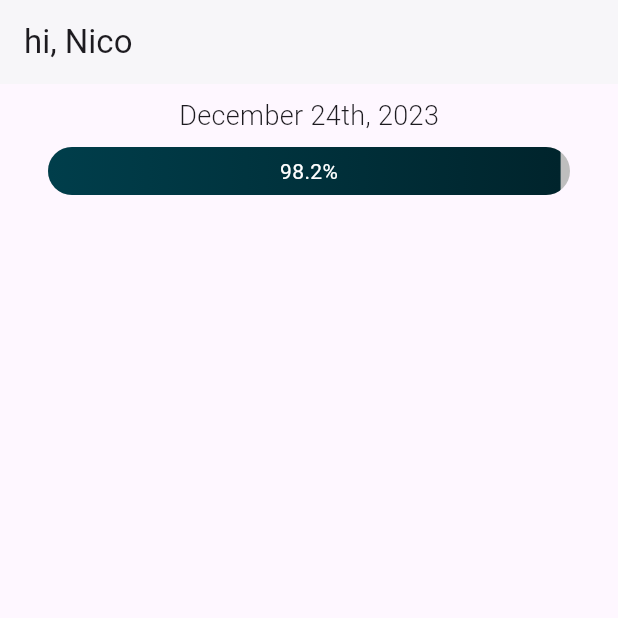
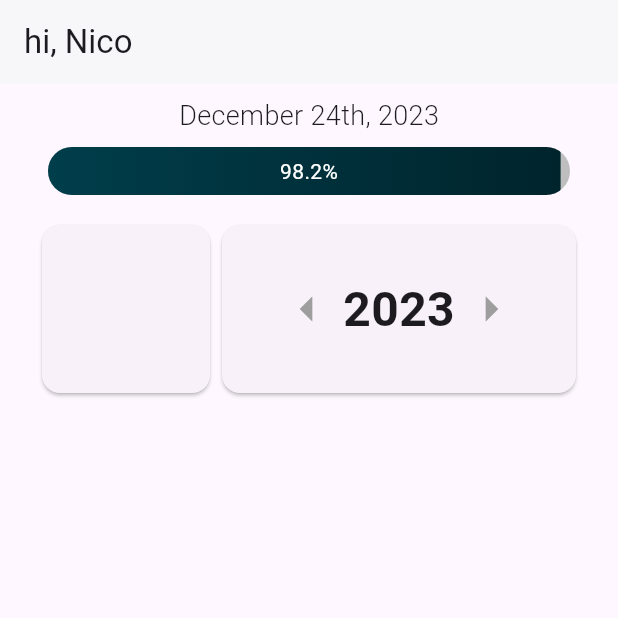
Before and after one commit to nicoovillarr/trgtz, a Flutter app: the screen it shows after launch, on a phone screen of 412 x 824 dp, the top half of it. Run offline on Flutter 3.47's test engine with Material 3 defaults, Android fonts, the phone set to English and light mode, and no system bars; our stand-ins replace flutter_redux, redux.

Commit message:
[#5] Add year selector card and don't use state for the progress bar date

```diff
--- a/mobile/lib/screens/home/home_screen.dart
+++ b/mobile/lib/screens/home/home_screen.dart
@@ -27,18 +27,25 @@ class _HomeScreenState extends State<HomeScreen> {
       );
 
   Widget _buildBody() => SingleChildScrollView(
-        child: Wrap(
-          direction: Axis.vertical,
+        child: Column(
           children: _buildRows(),
         ),
       );
 
   List<Widget> _buildRows() => [
-        _buildProgressBar(),
+        _buildProgressBar(DateTime.now()),
+        Padding(
+          padding: const EdgeInsets.symmetric(horizontal: 24.0),
+          child: Row(
+            children: [
+              _buildPieCard(),
+              _buildYearSelectorCard(),
+            ],
+          ),
+        ),
       ];
 
-  Widget _buildProgressBar() => StoreConnector<AppState, DateTime>(
-        builder: (ctx, date) => Column(children: [
+  Widget _buildProgressBar(DateTime date) => Column(children: [
         Padding(
           padding: const EdgeInsets.symmetric(vertical: 8.0),
           child: Text(
@@ -51,7 +58,59 @@ class _HomeScreenState extends State<HomeScreen> {
         ),
         ProgressBar(date: date),
         const SizedBox(height: 16.0),
-        ]),
+      ]);
+
+  Widget _buildPieCard() => const SizedBox(
+        width: 120,
+        height: 120,
+        child: Card(),
+      );
+
+  Widget _buildYearSelectorCard() => Flexible(
+        child: SizedBox(
+          height: 120,
+          child: Card(
+            child: StoreConnector<AppState, DateTime>(
+              builder: (ctx, date) => SizedBox(
+                width: double.infinity,
+                child: Row(
+                  crossAxisAlignment: CrossAxisAlignment.center,
+                  mainAxisAlignment: MainAxisAlignment.center,
+                  children: [
+                    _buildArrowButton(
+                        () => StoreProvider.of<AppState>(context)
+                            .dispatch(const AddDateYearAction(years: -1)),
+                        false),
+                    Text(
+                      date.year.toString(),
+                      style: const TextStyle(
+                        fontSize: 32,
+                        fontWeight: FontWeight.bold,
+                      ),
+                    ),
+                    _buildArrowButton(
+                        () => StoreProvider.of<AppState>(context)
+                            .dispatch(const AddDateYearAction(years: 1)),
+                        true),
+                  ],
+                ),
+              ),
               converter: (store) => store.state.date,
+            ),
+          ),
+        ),
+      );
+
+  Widget _buildArrowButton(Function() onPressed, bool right) => TextButton(
+        onPressed: onPressed,
+        style: TextButton.styleFrom(
+          padding: EdgeInsets.zero,
+          minimumSize: Size.zero,
+        ),
+        child: Icon(
+          right ? Icons.arrow_right : Icons.arrow_left,
+          size: 40,
+          color: Colors.grey,
+        ),
       );
 }
--- a/mobile/lib/store/actions.dart
+++ b/mobile/lib/store/actions.dart
@@ -4,13 +4,15 @@ abstract class ReducerActionBase {
   execute(AppState currentState);
 }
 
-class TestAction implements ReducerActionBase {
-  final DateTime newDate;
+class AddDateYearAction implements ReducerActionBase {
+  final int years;
 
-  const TestAction({required this.newDate});
+  const AddDateYearAction({required this.years});
 
   @override
   execute(AppState currentState) {
+    final DateTime newDate = DateTime(currentState.date.year + years,
+        currentState.date.month, currentState.date.day);
     return currentState.copyWith(date: newDate);
   }
 }
```
Lines whose indentation alone changed are shown as unchanged.
